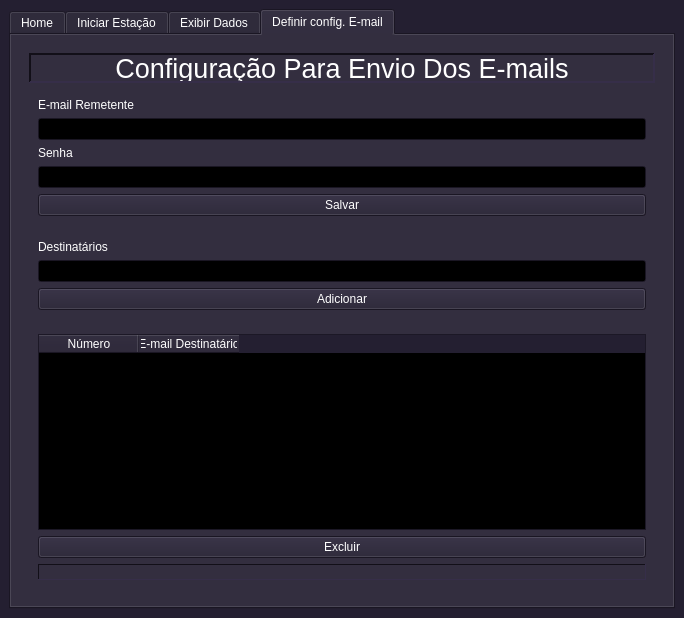
Fat83dotcom/Interface_Estacao, file interface.ui: the form before one commit.
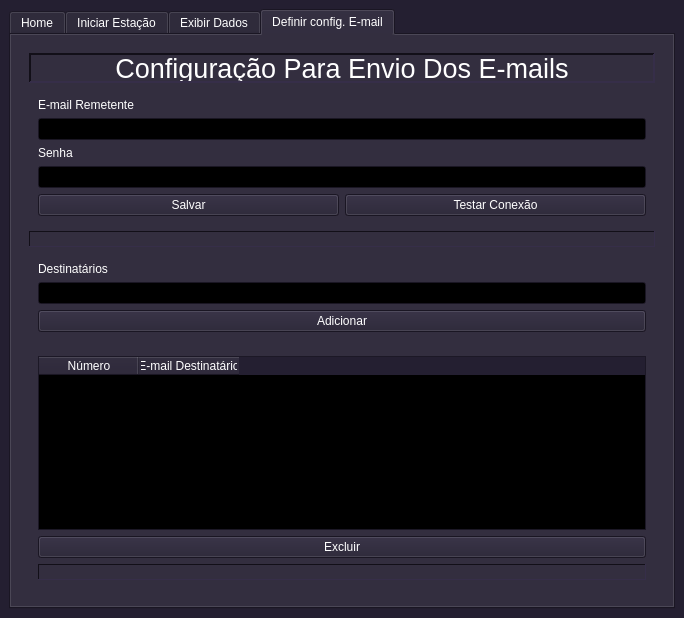
The form after the commit. The open tabs and pages were chosen to show the change. Icons and pictures are not drawn.

Commit message: Adição de um botão para testar a conexão - Adição de um label para o status do remetente e senha

```diff
--- a/interface.ui
+++ b/interface.ui
@@ -463,7 +463,7 @@
        <enum>QTabWidget::Rounded</enum>
       </property>
       <property name="currentIndex">
-       <number>3</number>
+       <number>0</number>
       </property>
       <widget class="QWidget" name="paginaApresentacao">
        <attribute name="title">
@@ -1427,37 +1427,60 @@
              <property name="frameShadow">
               <enum>QFrame::Raised</enum>
              </property>
-             <layout class="QVBoxLayout" name="verticalLayout_25">
-              <item>
+             <layout class="QGridLayout" name="gridLayout_3">
+              <item row="0" column="0" colspan="2">
                <widget class="QLabel" name="label_21">
                 <property name="text">
                  <string>E-mail Remetente</string>
                 </property>
                </widget>
               </item>
-              <item>
+              <item row="1" column="0" colspan="2">
                <widget class="QLineEdit" name="emailUsuario"/>
               </item>
-              <item>
+              <item row="2" column="0">
                <widget class="QLabel" name="label_23">
                 <property name="text">
                  <string>Senha</string>
                 </property>
                </widget>
               </item>
-              <item>
+              <item row="3" column="0" colspan="2">
                <widget class="QLineEdit" name="senhaUsuario"/>
               </item>
-              <item>
+              <item row="4" column="0">
                <widget class="QPushButton" name="btnSalvarUsuarioSenha">
                 <property name="text">
                  <string>Salvar</string>
                 </property>
                </widget>
               </item>
+              <item row="4" column="1">
+               <widget class="QPushButton" name="btnTesteConexao">
+                <property name="text">
+                 <string>Testar Conexão</string>
+                </property>
+               </widget>
+              </item>
              </layout>
             </widget>
            </item>
+           <item>
+            <widget class="QLabel" name="statusRemetenteSenha">
+             <property name="frameShape">
+              <enum>QFrame::Panel</enum>
+             </property>
+             <property name="frameShadow">
+              <enum>QFrame::Sunken</enum>
+             </property>
+             <property name="text">
+              <string/>
+             </property>
+             <property name="alignment">
+              <set>Qt::AlignLeading|Qt::AlignLeft|Qt::AlignVCenter</set>
+             </property>
+            </widget>
+           </item>
            <item>
             <widget class="QFrame" name="frame_34">
              <property name="frameShape">
```
The commit also changes 1 other file.
